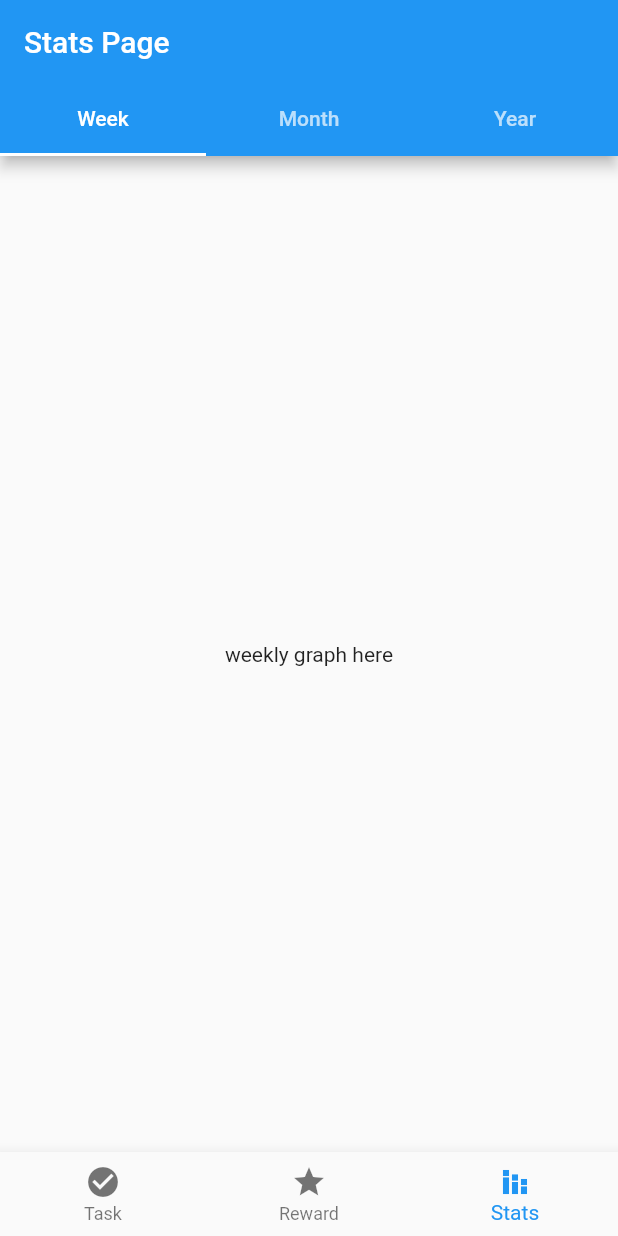
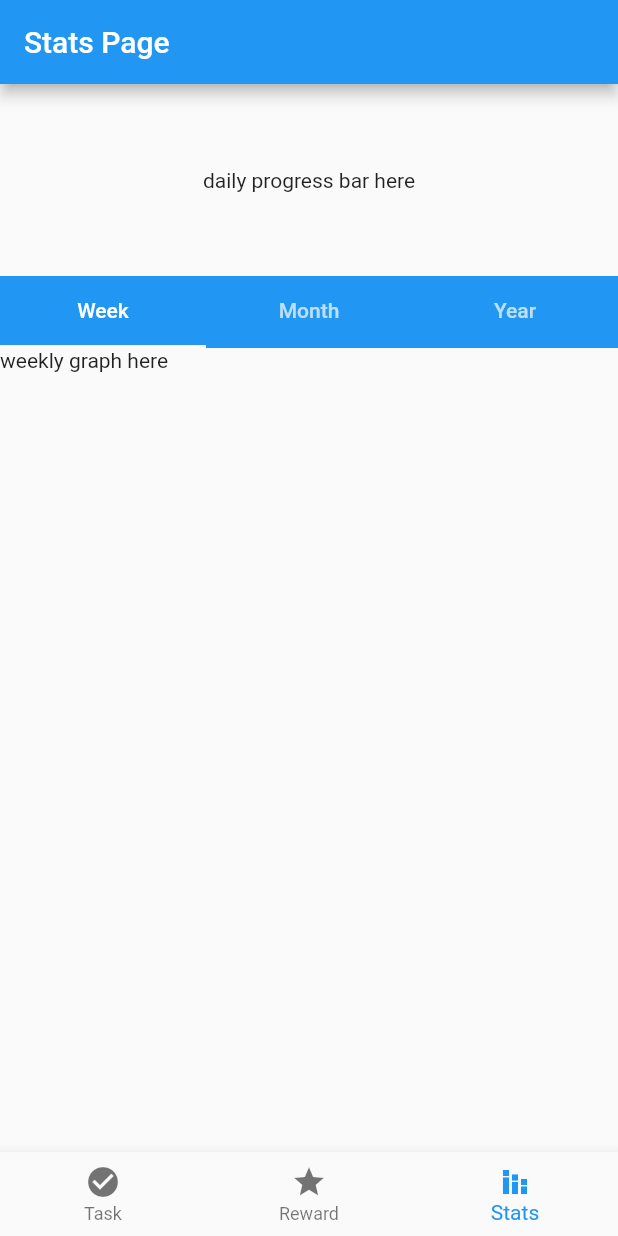
Before and after one commit to ayz122004/carrot, a Flutter app: the screen it shows after launch, item 3 of the bottom bar chosen, on a phone screen of 412 x 824 dp. Run offline on Flutter 3.47's test engine with Material 2 defaults, Android fonts, the phone set to English and light mode, and no system bars; our stand-ins replace fluttertoast.

Commit message:
built StatPage layout

```diff
--- a/lib/Pages/stat_page.dart
+++ b/lib/Pages/stat_page.dart
@@ -9,6 +9,7 @@ class StatPage extends StatefulWidget {
 
 class _StatPageState extends State<StatPage> with TickerProviderStateMixin {
   late TabController _tabController;
+
   @override
   void initState() {
     super.initState();
@@ -20,22 +21,37 @@ class _StatPageState extends State<StatPage> with TickerProviderStateMixin {
     return Scaffold(
       appBar: AppBar(
         title: const Text("Stats Page"),
-        bottom: TabBar(
-          controller: _tabController,
-          tabs: const <Widget>[
-            Tab(text: "Week"),
-            Tab(text: "Month"),
-            Tab(text: "Year"),
-          ],
-        ),
       ),
-      body: TabBarView(
-        //TODO: @ANGELINA custom scroll view for progress bar
-        controller: _tabController,
-        children: const [
-          Center(child: Text("weekly graph here")),
-          Center(child: Text("monthly graph here")),
-          Center(child: Text("yearly graph here")),
+      body: CustomScrollView(
+        slivers: <Widget>[
+          const SliverToBoxAdapter(
+            child: Center(
+              child: Text("daily progress bar here"),
+              heightFactor: 8,
+            ),
+          ),
+          SliverAppBar(
+            pinned: true,
+            toolbarHeight: 0,
+            bottom: TabBar(
+              tabs: const [
+                Tab(text: 'Week'),
+                Tab(text: 'Month'),
+                Tab(text: 'Year'),
+              ],
+              controller: _tabController,
+            ),
+          ),
+          SliverFillRemaining(
+            child: TabBarView(
+              controller: _tabController,
+              children: const [
+                Text("weekly graph here"),
+                Text("monthly graph here"),
+                Text("yearly graph here"),
+              ],
+            ),
+          ),
         ],
       ),
     );
```
